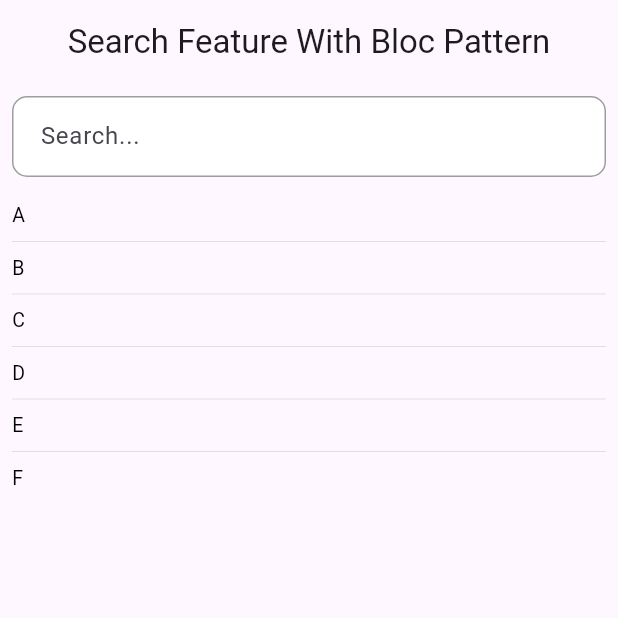
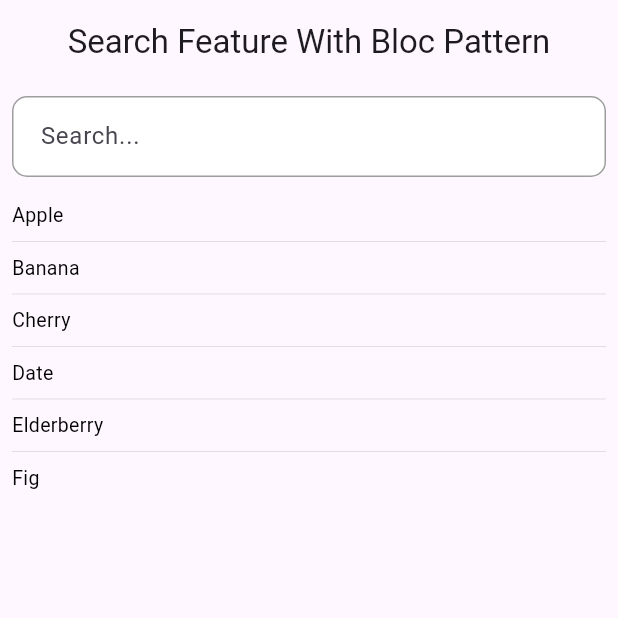
Before and after one commit to ocesarsilva/bloc_pattern_search_feature, a Flutter app: the screen it shows after launch, on a phone screen of 412 x 824 dp, the top half of it. Run offline on Flutter 3.47's test engine with Material 3 defaults, Android fonts, the light colour scheme and no system bars; our stand-ins replace flutter_bloc.

Commit message:
feat: update list words

```diff
--- a/lib/search_bloc.dart
+++ b/lib/search_bloc.dart
@@ -20,11 +20,11 @@ class SearchBloc extends Bloc<SearchEvent, SearchState> {
   }
 
   static List<String> words = [
-    'A',
-    'B',
-    'C',
-    'D',
-    'E',
-    'F',
+    'Apple',
+    'Banana',
+    'Cherry',
+    'Date',
+    'Elderberry',
+    'Fig',
   ];
 }
```
Also changed, not shown: lib/main.dart (+6 -5 lines).
